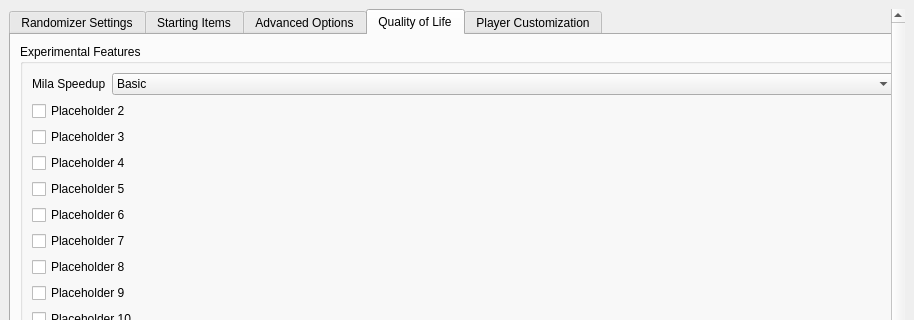
Old version of the form wwr_ui/randomizer_window.ui in the repository tanjo3/wwrando; both pictures show x 0 to 914 and y 0 to 320 of the 914 by 757 pixel window.
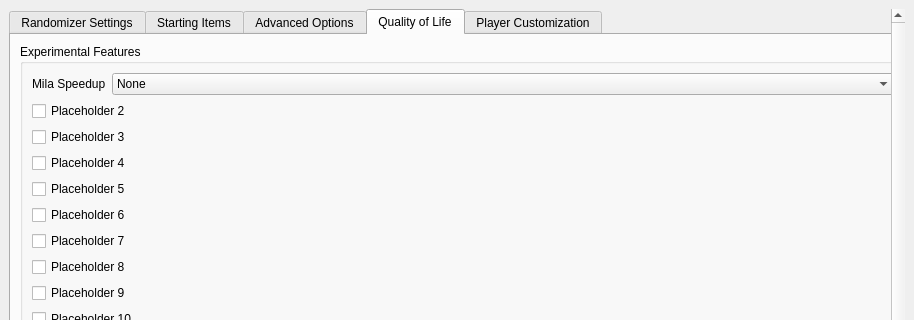
New version of the form. The open tabs and pages were chosen to show the change. Custom widgets are drawn as their Qt base class.

The edit to the form file:
```diff
--- a/wwr_ui/randomizer_window.ui
+++ b/wwr_ui/randomizer_window.ui
@@ -1252,7 +1252,7 @@
                    </property>
                    <item>
                     <property name="text">
-                     <string>Basic</string>
+                     <string>None</string>
                     </property>
                    </item>
                    <item>
```
